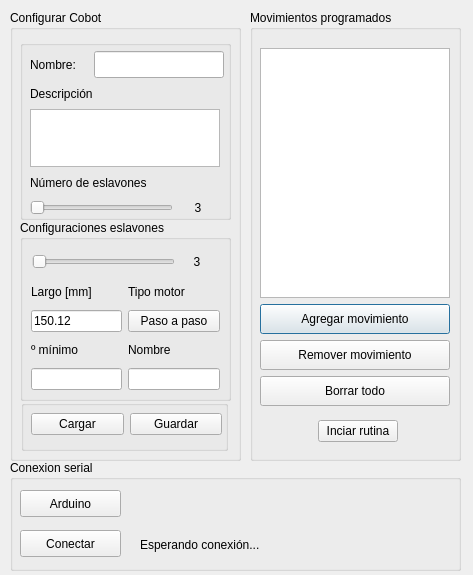
Above: python/ui/default_cobot.ui from tinchofiuba/cobot before the change. Below: the same form after it.
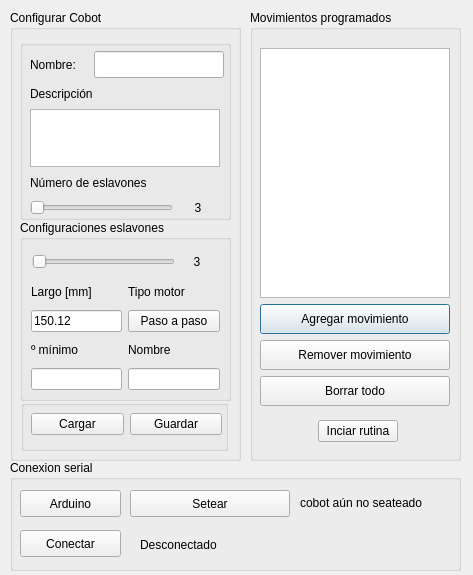
That is the form after the change.

Commit message: ya hice lo principal para el seteado cobot, se me está rompiendo al recibir un mje, hay qu ver donde se rompe

The edit to the form file:
```diff
--- a/python/ui/default_cobot.ui
+++ b/python/ui/default_cobot.ui
@@ -626,7 +626,39 @@
      </rect>
     </property>
     <property name="text">
-     <string>Esperando conexión...</string>
+     <string>Desconectado</string>
+    </property>
+   </widget>
+   <widget class="QPushButton" name="pb_setear_cobot">
+    <property name="geometry">
+     <rect>
+      <x>120</x>
+      <y>30</y>
+      <width>160</width>
+      <height>27</height>
+     </rect>
+    </property>
+    <property name="maximumSize">
+     <size>
+      <width>160</width>
+      <height>27</height>
+     </size>
+    </property>
+    <property name="text">
+     <string>Setear</string>
+    </property>
+   </widget>
+   <widget class="QLabel" name="l_seteo_cobot">
+    <property name="geometry">
+     <rect>
+      <x>290</x>
+      <y>33</y>
+      <width>161</width>
+      <height>19</height>
+     </rect>
+    </property>
+    <property name="text">
+     <string>cobot aún no seateado</string>
     </property>
    </widget>
   </widget>
```
Left out of the diff: 2 changed lines with no effect on the pictures. The commit also changes 5 other files.
